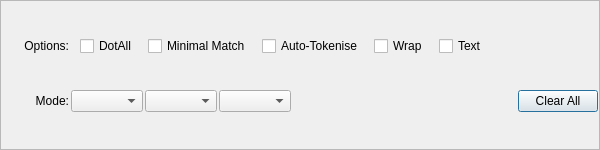
Qt form src/Form_Files/Controls.ui (3tic-project/Sigil-Enhanced) before a commit.
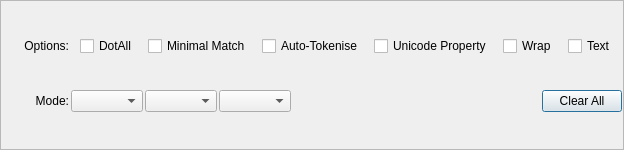
The same form after that commit.

Diff of the .ui file:
```diff
--- a/src/Form_Files/Controls.ui
+++ b/src/Form_Files/Controls.ui
@@ -104,7 +104,7 @@
          </widget>
         </item>
         <item row="1" column="1">
-         <layout class="QHBoxLayout" name="advancedLayout" stretch="0,0,0,0,0">
+         <layout class="QHBoxLayout" name="advancedLayout" stretch="0,0,0,0,0,0,0,0,0,0,0">
           <item>
            <widget class="QLabel" name="space_a">
              <property name="text">
@@ -165,10 +165,33 @@
             </property>
            </widget>
           </item>
+          <item>
+           <widget class="QLabel" name="space_c2">
+            <property name="text">
+             <string/>
+            </property>
+           </widget>
+          </item>
+          <item>
+           <widget class="QCheckBox" name="chkRegexOptionUnicodeProperty">
+            <property name="focusPolicy">
+             <enum>Qt::StrongFocus</enum>
+            </property>
+            <property name="toolTip">
+             <string>For Regex searches, set the Unicode Property flag.</string>
+            </property>
+            <property name="styleSheet">
+             <string notr="true"/>
+            </property>
+            <property name="text">
+             <string>Unicode Property</string>
+            </property>
+           </widget>
+          </item>
           <item>
             <widget class="QLabel" name="space_d">
              <property name="text">
-              <string>  </string>
+             <string/>
              </property>
             </widget>
           </item>
@@ -187,7 +210,7 @@
           <item>
             <widget class="QLabel" name="space_e">
              <property name="text">
-              <string>  </string>
+             <string/>
              </property>
             </widget>
           </item>
```
Left out of the diff: 48 changed lines with no effect on the pictures. Lines whose indentation alone changed are shown as unchanged.
